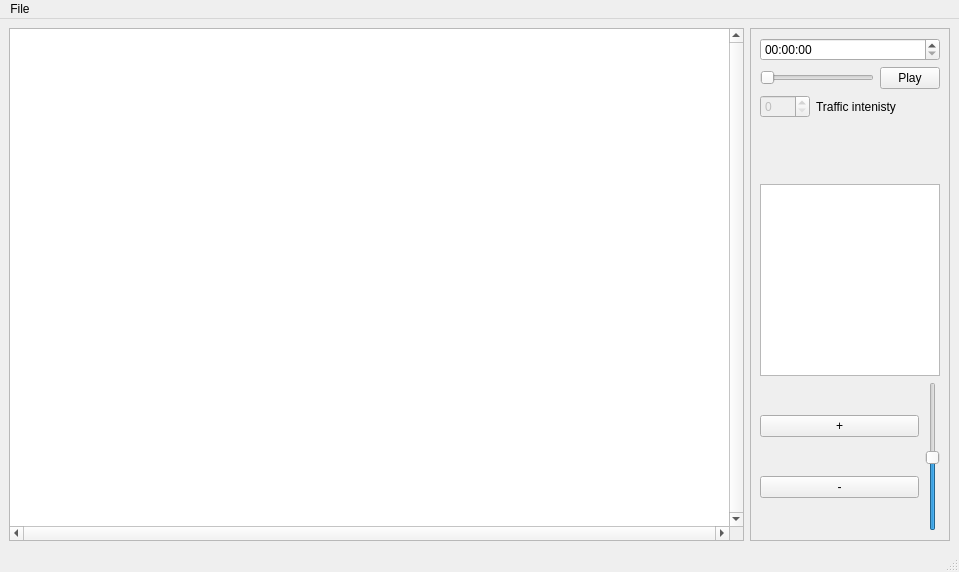
This is qt/traffic/mainwindow.ui in pirxus/VUT-FIT-ICP-project as Qt 5 draws it before an edit. The edited form follows.
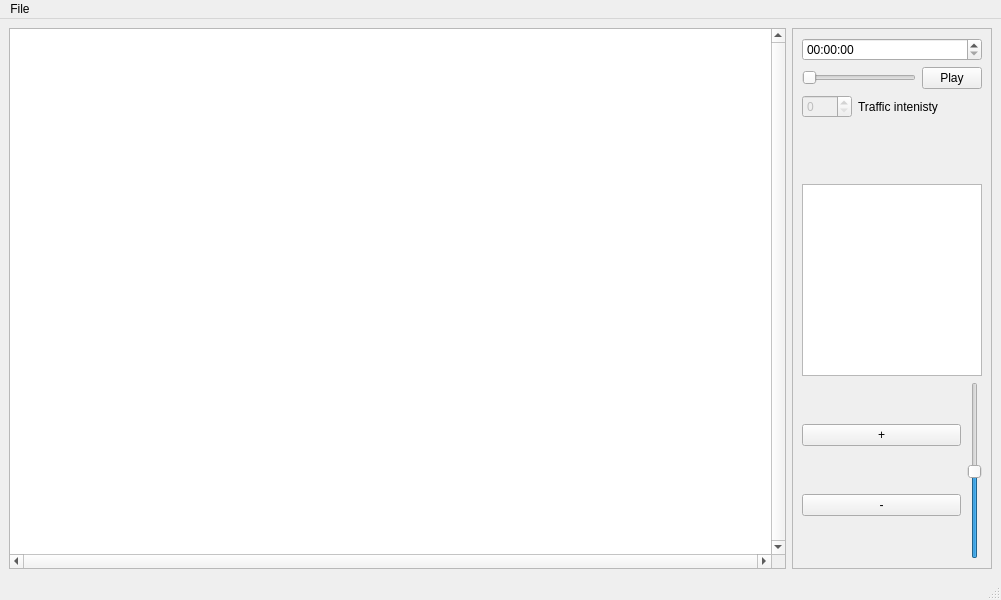
This is the edited form.

What changed in the file:
```diff
--- a/qt/traffic/mainwindow.ui
+++ b/qt/traffic/mainwindow.ui
@@ -9,8 +9,8 @@
    <rect>
     <x>0</x>
     <y>0</y>
-    <width>959</width>
-    <height>572</height>
+    <width>1001</width>
+    <height>600</height>
    </rect>
   </property>
   <property name="sizePolicy">
@@ -183,65 +183,7 @@
         </layout>
        </item>
        <item>
-        <widget class="QTableWidget" name="itineraryTable">
-         <property name="tabletTracking">
-          <bool>false</bool>
-         </property>
-         <property name="inputMethodHints">
-          <set>Qt::ImhTime</set>
-         </property>
-         <property name="midLineWidth">
-          <number>0</number>
-         </property>
-         <property name="sizeAdjustPolicy">
-          <enum>QAbstractScrollArea::AdjustIgnored</enum>
-         </property>
-         <property name="editTriggers">
-          <set>QAbstractItemView::NoEditTriggers</set>
-         </property>
-         <property name="alternatingRowColors">
-          <bool>false</bool>
-         </property>
-         <property name="selectionMode">
-          <enum>QAbstractItemView::NoSelection</enum>
-         </property>
-         <property name="textElideMode">
-          <enum>Qt::ElideRight</enum>
-         </property>
-         <property name="showGrid">
-          <bool>true</bool>
-         </property>
-         <property name="sortingEnabled">
-          <bool>true</bool>
-         </property>
-         <property name="rowCount">
-          <number>0</number>
-         </property>
-         <property name="columnCount">
-          <number>0</number>
-         </property>
-         <attribute name="horizontalHeaderVisible">
-          <bool>false</bool>
-         </attribute>
-         <attribute name="horizontalHeaderCascadingSectionResizes">
-          <bool>false</bool>
-         </attribute>
-         <attribute name="horizontalHeaderMinimumSectionSize">
-          <number>30</number>
-         </attribute>
-         <attribute name="horizontalHeaderDefaultSectionSize">
-          <number>75</number>
-         </attribute>
-         <attribute name="horizontalHeaderShowSortIndicator" stdset="0">
-          <bool>true</bool>
-         </attribute>
-         <attribute name="horizontalHeaderStretchLastSection">
-          <bool>false</bool>
-         </attribute>
-         <attribute name="verticalHeaderVisible">
-          <bool>false</bool>
-         </attribute>
-        </widget>
+        <widget class="QGraphicsView" name="itineraryView"/>
        </item>
        <item>
         <layout class="QHBoxLayout" name="horizontalLayout_2">
@@ -330,7 +272,7 @@
     <rect>
      <x>0</x>
      <y>0</y>
-     <width>959</width>
+     <width>1001</width>
      <height>26</height>
     </rect>
    </property>
```
